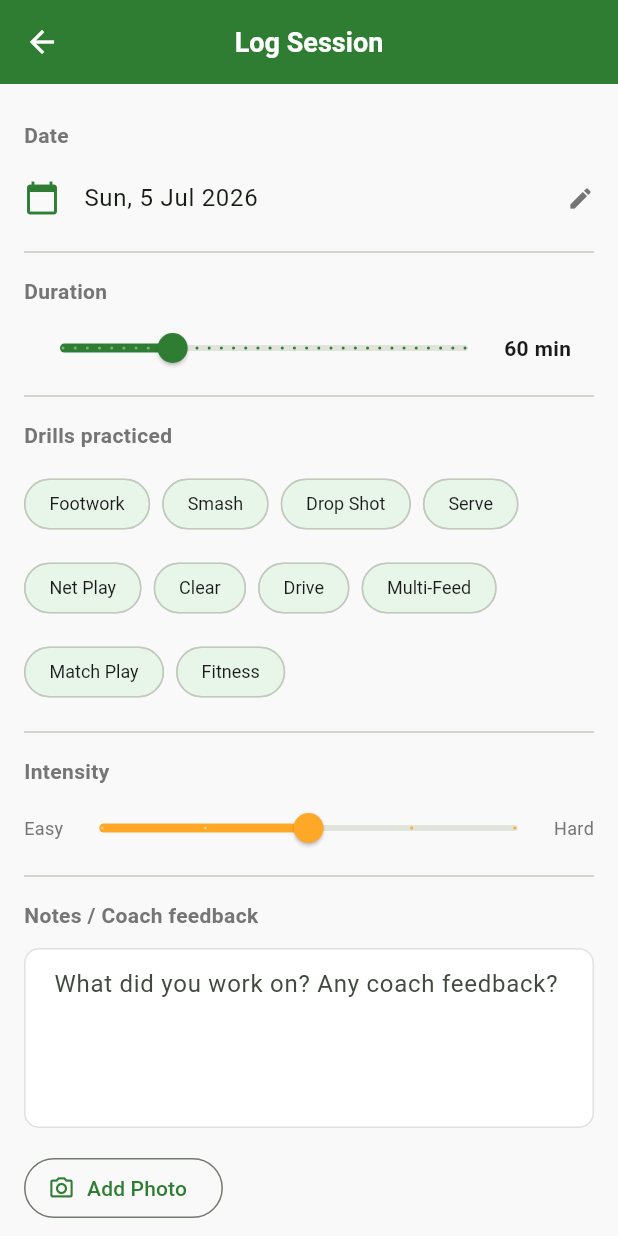
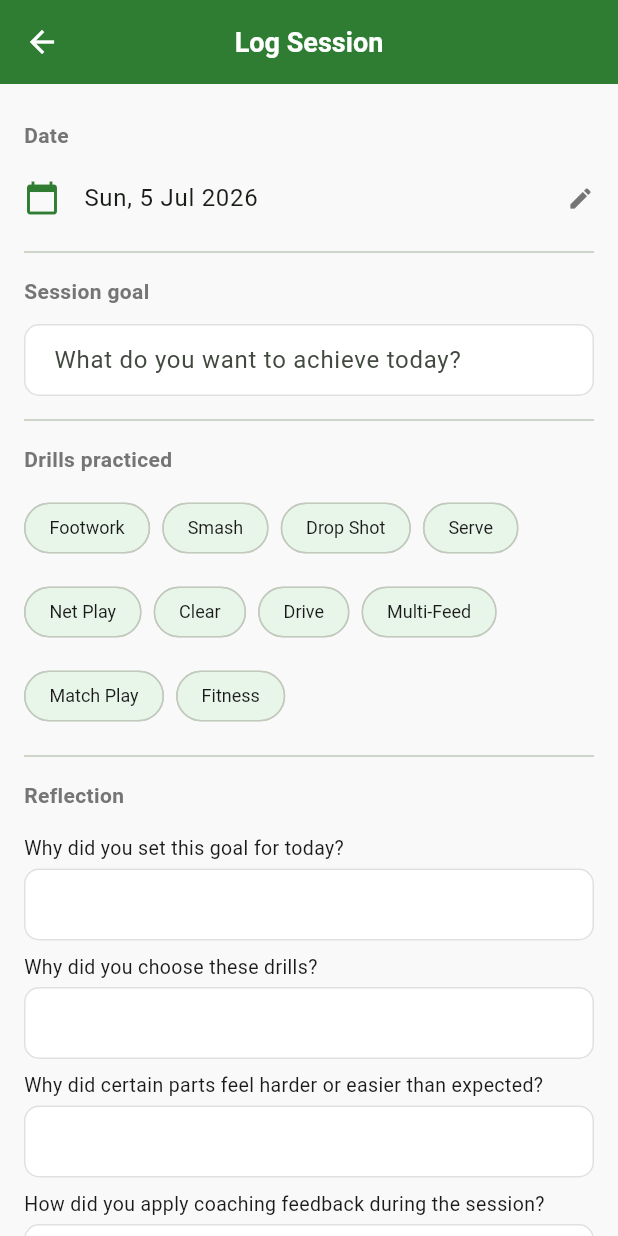
Before and after one commit to sirarthur2479/BadmintonApp, a Flutter app: the LogSessionScreen screen opened directly, on a phone screen of 412 x 824 dp. Run offline on Flutter 3.47's test engine with Material 3 defaults, Android fonts, the phone set to English and light mode, and no system bars; our stand-ins replace fl_chart, image_picker, shared_preferences, sqflite; accounts and stored records are empty.

Commit message:
feat(TASK-011): GREEN - form redesign: goal + 6-question reflection + star score, duration/notes in Advanced, goal validation
New sessions save intensity null; edits keep the legacy rating.

Co-Authored-By: Claude Fable 5 <noreply@anthropic.com>
Claude-Session: https://claude.ai/code/session_01Gfqg6f27b9p6VYhMcbHb45

```diff
--- a/badminton_flutter/lib/screens/train/log_session_screen.dart
+++ b/badminton_flutter/lib/screens/train/log_session_screen.dart
@@ -4,10 +4,12 @@ import 'package:provider/provider.dart';
 import 'package:uuid/uuid.dart';
 import 'package:image_picker/image_picker.dart';
 import 'package:intl/intl.dart';
+import '../../models/reflection_data.dart';
 import '../../models/session.dart';
 import '../../providers/session_provider.dart';
 import '../../services/photo_store.dart';
 import '../../theme/app_theme.dart';
+import '../../widgets/star_rating.dart';
 
 class LogSessionScreen extends StatefulWidget {
   /// When non-null the screen edits this session instead of creating one.
@@ -24,7 +26,14 @@ class _LogSessionScreenState extends State<LogSessionScreen> {
   int _duration = 60;
   final Set<String> _selectedDrills = {};
   late final List<String> _drillOptions;
-  int _intensity = 3;
+  final _goalController = TextEditingController();
+  final _playerRemarksController = TextEditingController();
+  final _coachRemarksController = TextEditingController();
+  final List<TextEditingController> _answerControllers = List.generate(
+    kReflectionQuestions.length,
+    (_) => TextEditingController(),
+  );
+  int _goalScore = 3;
   final _notesController = TextEditingController();
   String? _photoPath;
   bool _saving = false;
@@ -46,14 +55,29 @@ class _LogSessionScreenState extends State<LogSessionScreen> {
       _date = session.date;
       _duration = session.durationMinutes;
       _selectedDrills.addAll(session.drills);
-      _intensity = session.intensity ?? 3;
       _notesController.text = session.notes;
       _photoPath = session.photoPath;
+      _goalController.text = session.sessionGoal;
+      _goalScore = session.goalAchievementScore;
+      _playerRemarksController.text = session.playerRemarks;
+      _coachRemarksController.text = session.coachRemarks;
+      for (final answer in decodeReflectionAnswers(
+        session.reflectionAnswersJson,
+      )) {
+        final i = kReflectionQuestions.indexOf(answer.questionKey);
+        if (i >= 0) _answerControllers[i].text = answer.answer;
+      }
     }
   }
 
   @override
   void dispose() {
+    _goalController.dispose();
+    _playerRemarksController.dispose();
+    _coachRemarksController.dispose();
+    for (final c in _answerControllers) {
+      c.dispose();
+    }
     _notesController.dispose();
     super.dispose();
   }
@@ -77,7 +101,25 @@ class _LogSessionScreenState extends State<LogSessionScreen> {
     if (file != null) setState(() => _photoPath = file.path);
   }
 
+  String _encodeAnswers() {
+    final answers = <ReflectionAnswer>[
+      for (var i = 0; i < kReflectionQuestions.length; i++)
+        if (_answerControllers[i].text.trim().isNotEmpty)
+          ReflectionAnswer(
+            questionKey: kReflectionQuestions[i],
+            answer: _answerControllers[i].text.trim(),
+          ),
+    ];
+    return encodeReflectionAnswers(answers);
+  }
+
   Future<void> _save() async {
+    if (_goalController.text.trim().isEmpty) {
+      ScaffoldMessenger.of(context).showSnackBar(
+        const SnackBar(content: Text('Set a session goal first.')),
+      );
+      return;
+    }
     if (_selectedDrills.isEmpty) {
       ScaffoldMessenger.of(context).showSnackBar(
         const SnackBar(content: Text('Select at least one drill type.')),
@@ -97,13 +139,18 @@ class _LogSessionScreenState extends State<LogSessionScreen> {
     }
     if (_isEditing) {
       final oldPhoto = widget.session!.photoPath;
+      // copyWith keeps the legacy intensity rating untouched.
       final updated = widget.session!.copyWith(
         date: _date,
         durationMinutes: _duration,
         drills: _selectedDrills.toList(),
-        intensity: _intensity,
         notes: _notesController.text.trim(),
         photoPath: storedPhoto,
+        sessionGoal: _goalController.text.trim(),
+        goalAchievementScore: _goalScore,
+        playerRemarks: _playerRemarksController.text.trim(),
+        coachRemarks: _coachRemarksController.text.trim(),
+        reflectionAnswersJson: _encodeAnswers(),
       );
       await provider.updateSession(updated);
       if (photoChanged && oldPhoto != null && !kIsWeb) {
@@ -115,9 +162,13 @@ class _LogSessionScreenState extends State<LogSessionScreen> {
         date: _date,
         durationMinutes: _duration,
         drills: _selectedDrills.toList(),
-        intensity: _intensity,
         notes: _notesController.text.trim(),
         photoPath: storedPhoto,
+        sessionGoal: _goalController.text.trim(),
+        goalAchievementScore: _goalScore,
+        playerRemarks: _playerRemarksController.text.trim(),
+        coachRemarks: _coachRemarksController.text.trim(),
+        reflectionAnswersJson: _encodeAnswers(),
       );
       await provider.addSession(session);
     }
@@ -146,30 +197,17 @@ class _LogSessionScreenState extends State<LogSessionScreen> {
           ),
           const Divider(),
 
-          // Duration
-          _SectionLabel('Duration'),
-          Row(
-            children: [
-              Expanded(
-                child: Slider(
-                  value: _duration.toDouble(),
-                  min: 15,
-                  max: 180,
-                  divisions: 33,
-                  activeColor: AppTheme.primary,
-                  label: '$_duration min',
-                  onChanged: (v) => setState(() => _duration = v.round()),
+          // Session goal
+          _SectionLabel('Session goal'),
+          const SizedBox(height: 8),
+          TextField(
+            key: const ValueKey('goalField'),
+            controller: _goalController,
+            decoration: const InputDecoration(
+              hintText: 'What do you want to achieve today?',
             ),
           ),
-              SizedBox(
-                width: 60,
-                child: Text(
-                  '$_duration min',
-                  style: const TextStyle(fontWeight: FontWeight.w600),
-                ),
-              ),
-            ],
-          ),
+          const SizedBox(height: 8),
           const Divider(),
 
           // Drills
@@ -201,42 +239,99 @@ class _LogSessionScreenState extends State<LogSessionScreen> {
           const SizedBox(height: 8),
           const Divider(),
 
-          // Intensity
-          _SectionLabel('Intensity'),
+          // Reflection
+          _SectionLabel('Reflection'),
+          const SizedBox(height: 4),
+          for (var i = 0; i < kReflectionQuestions.length; i++) ...[
+            Padding(
+              padding: const EdgeInsets.only(top: 8, bottom: 4),
+              child: Text(
+                kReflectionQuestions[i],
+                style: const TextStyle(
+                  fontSize: 13,
+                  color: AppTheme.textPrimary,
+                ),
+              ),
+            ),
+            TextField(
+              key: ValueKey('reflection-$i'),
+              controller: _answerControllers[i],
+              maxLines: 3,
+              minLines: 1,
+              decoration: const InputDecoration(isDense: true),
+            ),
+          ],
+          const SizedBox(height: 16),
           Row(
             children: [
-              const Text(
-                'Easy',
-                style: TextStyle(fontSize: 12, color: AppTheme.textSecondary),
-              ),
-              Expanded(
-                child: Slider(
-                  value: _intensity.toDouble(),
-                  min: 1,
-                  max: 5,
-                  divisions: 4,
-                  activeColor: AppTheme.intensityColor(_intensity),
-                  label: '$_intensity / 5',
-                  onChanged: (v) => setState(() => _intensity = v.round()),
-                ),
-              ),
-              const Text(
-                'Hard',
-                style: TextStyle(fontSize: 12, color: AppTheme.textSecondary),
+              const Expanded(child: Text('Goal achievement')),
+              StarRating(
+                value: _goalScore,
+                onChanged: (v) => setState(() => _goalScore = v),
               ),
             ],
           ),
+          const SizedBox(height: 12),
+          _SectionLabel('Done well (player)'),
+          TextField(
+            key: const ValueKey('playerRemarks'),
+            controller: _playerRemarksController,
+            decoration: const InputDecoration(
+              hintText: 'What went well from your side?',
+            ),
+          ),
+          const SizedBox(height: 12),
+          _SectionLabel('Coach remarks'),
+          TextField(
+            key: const ValueKey('coachRemarks'),
+            controller: _coachRemarksController,
+            decoration: const InputDecoration(
+              hintText: 'What did the coach highlight?',
+            ),
+          ),
+          const SizedBox(height: 8),
           const Divider(),
 
-          // Notes
+          // Advanced: duration + free notes
+          ExpansionTile(
+            title: const Text('Advanced'),
+            tilePadding: EdgeInsets.zero,
+            childrenPadding: EdgeInsets.zero,
+            children: [
+              _SectionLabel('Duration'),
+              Row(
+                children: [
+                  Expanded(
+                    child: Slider(
+                      value: _duration.toDouble(),
+                      min: 15,
+                      max: 180,
+                      divisions: 33,
+                      activeColor: AppTheme.primary,
+                      label: '$_duration min',
+                      onChanged: (v) => setState(() => _duration = v.round()),
+                    ),
+                  ),
+                  SizedBox(
+                    width: 60,
+                    child: Text(
+                      '$_duration min',
+                      style: const TextStyle(fontWeight: FontWeight.w600),
+                    ),
+                  ),
+                ],
+              ),
               _SectionLabel('Notes / Coach feedback'),
               const SizedBox(height: 8),
               TextField(
                 controller: _notesController,
                 maxLines: 4,
                 decoration: const InputDecoration(
-              hintText: 'What did you work on? Any coach feedback?',
+                  hintText: 'Anything else worth remembering?',
                 ),
+              ),
+              const SizedBox(height: 8),
+            ],
           ),
           const SizedBox(height: 16),
 
```
Also changed, not shown: 2 other files. Lines whose indentation alone changed are shown as unchanged.
